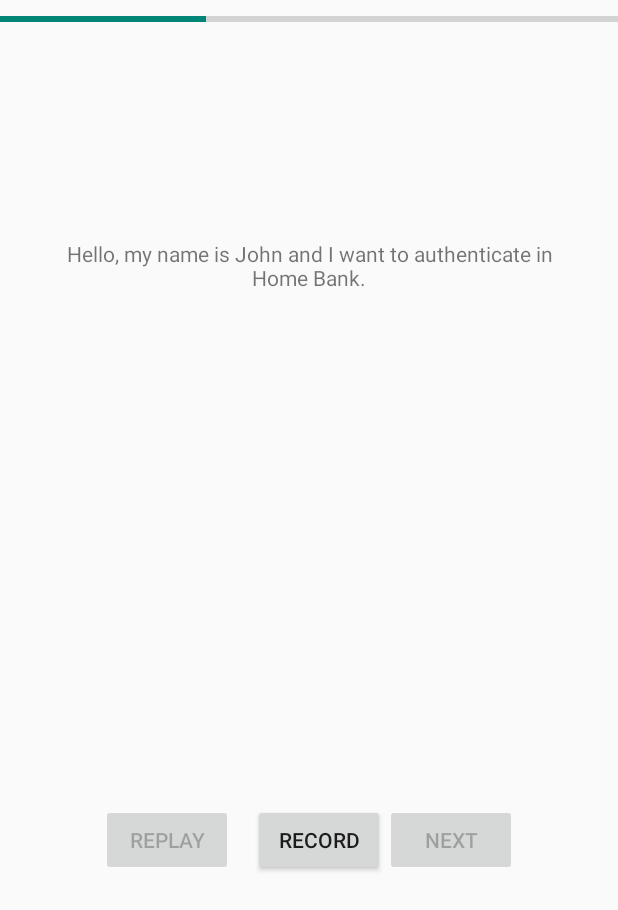
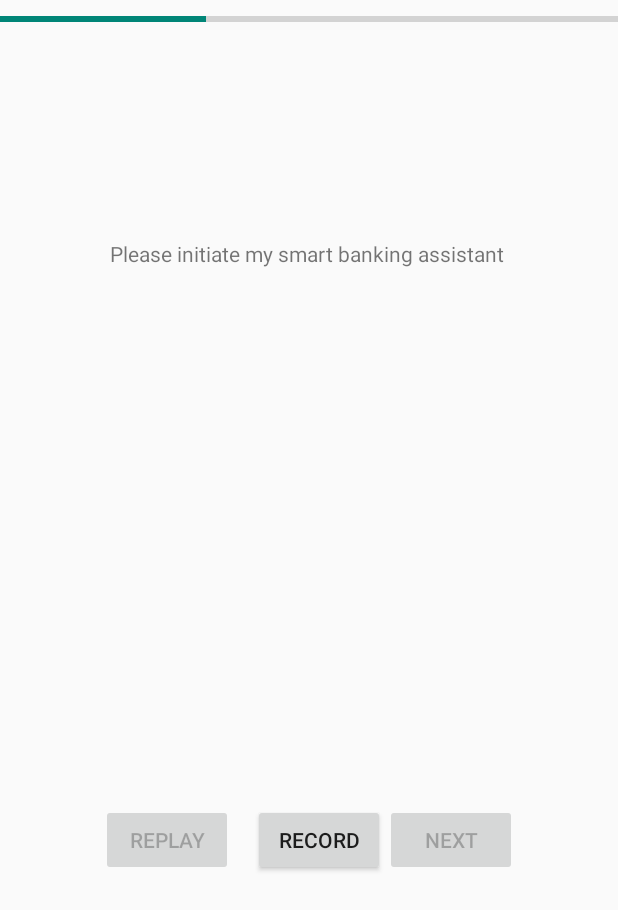
Before and after one commit to romanmihaiiulian/curiosity2018, an Android app: the RecordActivity screen opened directly, with no data from a screen before it, on a phone screen of 412 x 824 dp. Shown: the top 910 px of the screen. Run offline under Robolectric (Android 15) with nearby library versions, the light colour scheme and no system bars; 1 statement that could not run was skipped.

Commit message:
Text Pass

```diff
--- a/MobileApp/Hackathon2018/app/src/main/res/layout/activity_record.xml
+++ b/MobileApp/Hackathon2018/app/src/main/res/layout/activity_record.xml
@@ -20,10 +20,10 @@
         android:layout_width="500px"
         android:layout_height="150px"
         android:layout_gravity="center"
+        android:layout_marginTop="200px"
+        android:layout_weight="0.04"
         android:gravity="center_horizontal"
-        android:layout_marginTop="200px"
-        android:text="Hello, my name is John and I want to authenticate in Home Bank."
-        android:layout_weight="0.04" />
+        android:text="Please initiate my smart banking assistant " />
 
     <LinearLayout
         android:layout_width="wrap_content"
```
